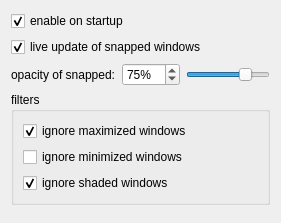
Qt form contents/ui/config.ui (Flupp/sticky-window-snapping) before a commit.
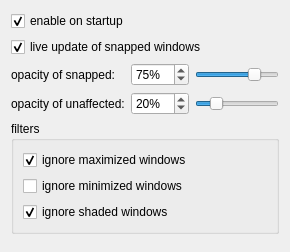
The same form after that commit.

Commit message: also make unaffected windows transparent

```diff
--- a/contents/ui/config.ui
+++ b/contents/ui/config.ui
@@ -27,15 +27,15 @@
     </widget>
    </item>
    <item>
-    <layout class="QHBoxLayout" name="horizontalLayout">
-     <item>
-      <widget class="QLabel" name="label">
+    <layout class="QGridLayout" name="gridLayout">
+     <item row="0" column="0">
+      <widget class="QLabel" name="label_opacityOfSnapped">
        <property name="text">
         <string>opacity of snapped:</string>
        </property>
       </widget>
      </item>
-     <item>
+     <item row="0" column="1">
       <widget class="QSpinBox" name="kcfg_opacityOfSnapped">
        <property name="suffix">
         <string>%</string>
@@ -48,7 +48,7 @@
        </property>
       </widget>
      </item>
-     <item>
+     <item row="0" column="2">
       <widget class="QSlider" name="slider_opacityOfSnapped">
        <property name="maximum">
         <number>100</number>
@@ -61,6 +61,39 @@
        </property>
       </widget>
      </item>
+     <item row="1" column="0">
+      <widget class="QLabel" name="label_opacityOfUnaffected">
+       <property name="text">
+        <string>opacity of unaffected:</string>
+       </property>
+      </widget>
+     </item>
+     <item row="1" column="1">
+      <widget class="QSpinBox" name="kcfg_opacityOfUnaffected">
+       <property name="suffix">
+        <string>%</string>
+       </property>
+       <property name="maximum">
+        <number>100</number>
+       </property>
+       <property name="value">
+        <number>20</number>
+       </property>
+      </widget>
+     </item>
+     <item row="1" column="2">
+      <widget class="QSlider" name="slider_opacityOfUnaffected">
+       <property name="maximum">
+        <number>100</number>
+       </property>
+       <property name="value">
+        <number>20</number>
+       </property>
+       <property name="orientation">
+        <enum>Qt::Horizontal</enum>
+       </property>
+      </widget>
+     </item>
     </layout>
    </item>
    <item>
```
Left out of the diff: 12 changed lines with no effect on the pictures. The commit also changes 2 other files.
